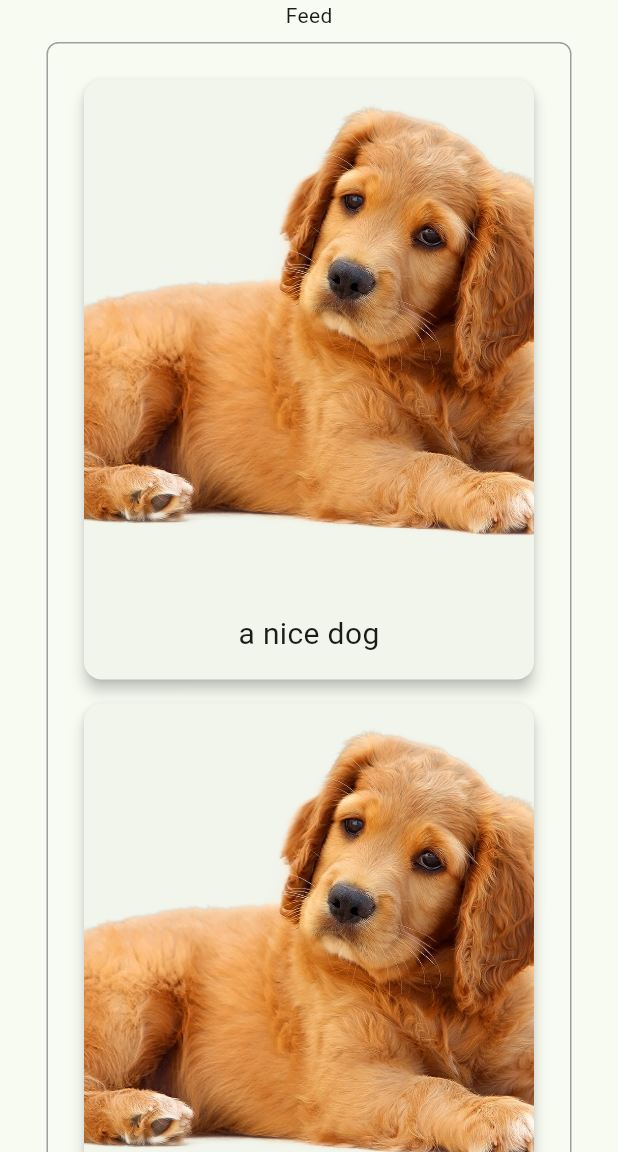
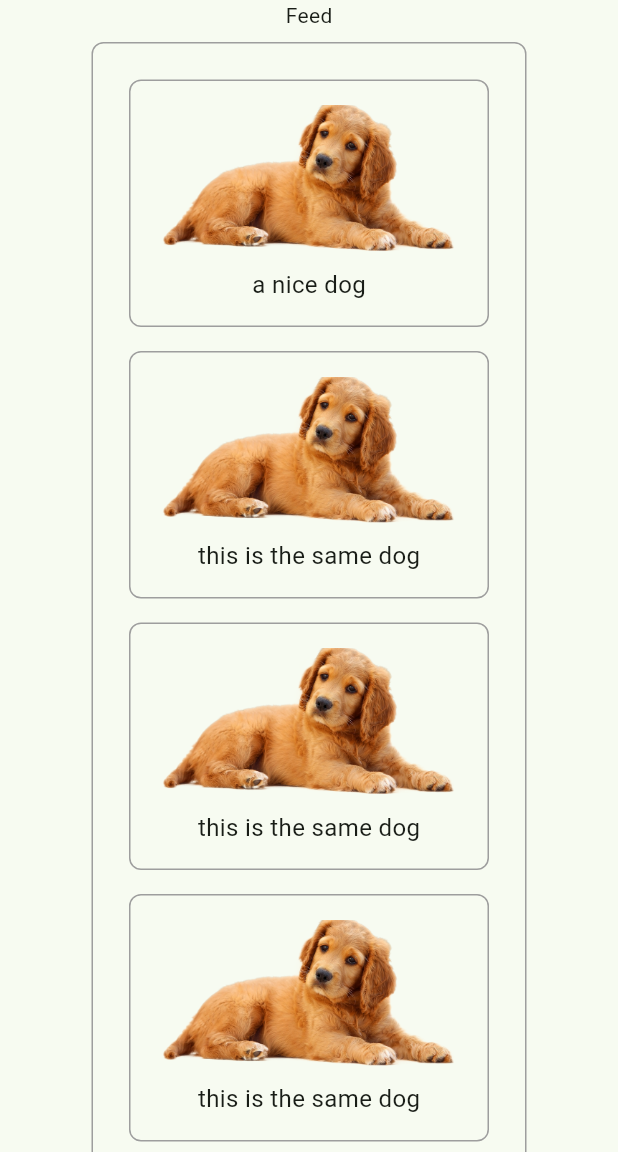
Before and after one commit to RonanBiggs/FlutterHackathonApp, a Flutter app: the screen it shows after launch, on a phone screen of 412 x 824 dp, the part 84-1236 px from its top. Run offline on Flutter 3.47's test engine with Material 3 defaults, Android fonts, the phone set to English and light mode, and no system bars; our stand-ins replace geocoding, image_picker.

Commit message:
resize imgs

```diff
--- a/lib/main.dart
+++ b/lib/main.dart
@@ -1,7 +1,6 @@
 import 'package:flutter/material.dart';
 import 'package:hackathon/swipingpage.dart';
 import 'post_widget.dart';
-import 'example_page.dart';
 //import 'add_posts.dart';
 void main() {
   runApp(const MyApp());
--- a/lib/post_widget.dart
+++ b/lib/post_widget.dart
@@ -4,47 +4,35 @@ class PostWidget extends StatelessWidget {
   final String imagePath;
   final String description;
 
-  const PostWidget({super.key, required this.imagePath, required this.description});
+  const PostWidget({
+    Key? key,
+    required this.imagePath,
+    required this.description,
+  }) : super(key: key);
 
   @override
   Widget build(BuildContext context) {
-    return Card(
-      elevation: 4,
-      margin: const EdgeInsets.all(8),
-      child: SizedBox(
-        height: 400,
-        width: 300,
-        child: InkWell( // Added InkWell for tap functionality (optional)
-          onTap: () {
-            // Handle tap if needed
-            print("Tapped on: $description");
-          },
-          child: Column(
-            crossAxisAlignment: CrossAxisAlignment.stretch, // Stretch text to card width
-            children: [
-              Expanded(
-                child: Image.asset(
-                  imagePath,
-                  fit: BoxFit.cover,
-                  errorBuilder: (context, object, stackTrace) {
-                    // Handle image loading errors
-                    return const Center(child: Icon(Icons.error)); // Or a placeholder
-                  },
-                ),
-              ),
-              Padding(
-                padding: const EdgeInsets.all(16.0),
-                child: Text(
-                  description,
-                  style: const TextStyle(fontSize: 20),
-                  textAlign: TextAlign.center, // Center the text
-                  maxLines: 2, // Limit to two lines
-                  overflow: TextOverflow.ellipsis, // Add ellipsis if it overflows
-                ),
-              ),
-            ],
+    return Container(
+      padding: const EdgeInsets.all(16),
+      margin: const EdgeInsets.all(8.0),
+      decoration: BoxDecoration(
+        border: Border.all(color: Colors.grey),
+        borderRadius: BorderRadius.circular(8),
+      ),
+      child: Column(
+        children: <Widget>[
+          Image.asset(
+            imagePath,
+            fit: BoxFit.cover, // Or BoxFit.contain, BoxFit.fill, etc. as needed
+            width: MediaQuery.of(context).size.width/2, // Path to your local image
+            height: 100,
           ),
-        ),
+          const SizedBox(height: 8),
+          Text(
+            description,
+            style: const TextStyle(fontSize: 16),
+          ),
+        ],
       ),
     );
   }
```
Also changed, not shown: lib/swipeposts_widget.dart (added, +55 -0 lines), lib/swipingpage.dart (+5 -5 lines), 1 other file.
